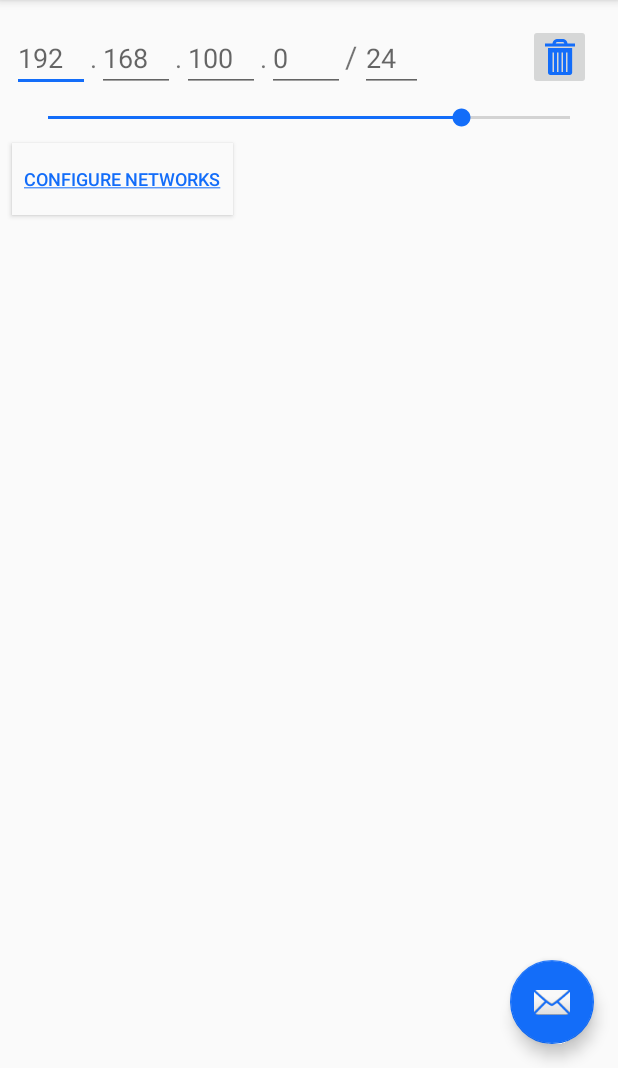
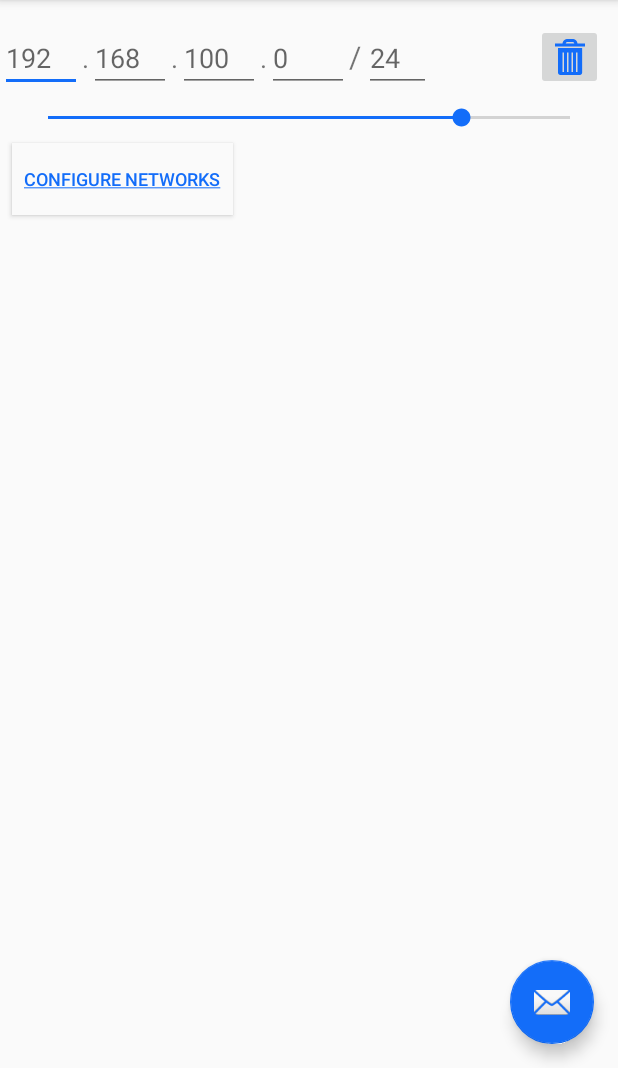
Before and after one commit to kowama/Subnet-Calculator, an Android app: the screen it shows after launch (MainActivity), tab 2 chosen, on a phone screen of 412 x 824 dp, the part 168-1236 px from its top. Run offline under Robolectric (Android 15) with nearby library versions, the phone set to English and light mode, and no system bars.

Commit message:
VLSM fragment refine well

```diff
--- a/app/src/main/res/layout/fragment_vlsm.xml
+++ b/app/src/main/res/layout/fragment_vlsm.xml
@@ -11,10 +11,9 @@
         android:id="@+id/linearLayout"
         android:layout_width="wrap_content"
         android:layout_height="0dp"
-        android:layout_marginStart="32dp"
+        android:layout_marginStart="24dp"
         android:layout_marginTop="16dp"
-        android:layout_marginEnd="16dp"
-        android:paddingRight="16dp"
+        android:layout_marginEnd="24dp"
         app:layout_constraintEnd_toEndOf="parent"
         app:layout_constraintStart_toStartOf="parent"
         app:layout_constraintTop_toTopOf="parent">
@@ -24,8 +23,8 @@
             android:layout_width="wrap_content"
             android:layout_height="wrap_content"
             android:layout_weight="1"
-            android:hint="192"
-            android:inputType="numberDecimal"
+            android:hint="@string/_192"
+            android:inputType="number"
             android:maxLength="3"
             android:minWidth="90dp"
             android:textSize="18sp" />
@@ -42,8 +41,8 @@
             android:layout_width="wrap_content"
             android:layout_height="wrap_content"
             android:layout_weight="1"
-            android:hint="168"
-            android:inputType="numberDecimal"
+            android:hint="@string/_168"
+            android:inputType="number"
             android:maxLength="3"
             android:minWidth="90dp" />
 
@@ -59,8 +58,8 @@
             android:layout_width="wrap_content"
             android:layout_height="wrap_content"
             android:layout_weight="1"
-            android:hint="100"
-            android:inputType="numberDecimal"
+            android:hint="@string/_100"
+            android:inputType="number"
             android:maxLength="3"
             android:minWidth="90dp"
             android:textSize="18sp" />
@@ -77,8 +76,8 @@
             android:layout_width="wrap_content"
             android:layout_height="wrap_content"
             android:layout_weight="1"
-            android:hint="0"
-            android:inputType="numberDecimal"
+            android:hint="@string/_0"
+            android:inputType="number"
             android:maxLength="3"
             android:minWidth="90dp"
             android:textSize="18sp" />
@@ -96,8 +95,8 @@
             android:layout_width="wrap_content"
             android:layout_height="wrap_content"
             android:layout_weight="1"
-            android:hint="24"
-            android:inputType="numberDecimal"
+            android:hint="@string/_24"
+            android:inputType="number"
             android:maxLength="2"
             android:minWidth="80dp"
             android:textSize="18sp" />
@@ -106,9 +105,10 @@
             android:id="@+id/clearImageButton"
             android:layout_width="wrap_content"
             android:layout_height="wrap_content"
-            android:layout_marginLeft="70dp"
-            android:layout_marginRight="10dp"
+            android:layout_marginStart="70dp"
+            android:layout_marginEnd="10dp"
             android:layout_weight="1"
+            android:contentDescription="@string/clear_button"
             android:minWidth="80dp"
             android:src="@drawable/ic_delete_blue_24dp" />
 
--- a/app/src/main/res/values/strings.xml
+++ b/app/src/main/res/values/strings.xml
@@ -26,6 +26,12 @@
     <string name="hint_net_size">Size</string>
     <string name="delete_net_button">delete net button</string>
     <string name="network_name">network name</string>
+    <string name="_192">192</string>
+    <string name="_168">168</string>
+    <string name="_0">0</string>
+    <string name="_100">100</string>
+    <string name="_24">24</string>
+    <string name="clear_button">clear button</string>
 
 
 </resources>
```
Also changed, not shown: app/src/main/res/layout/fragment_subnet.xml (+26 -28 lines).
